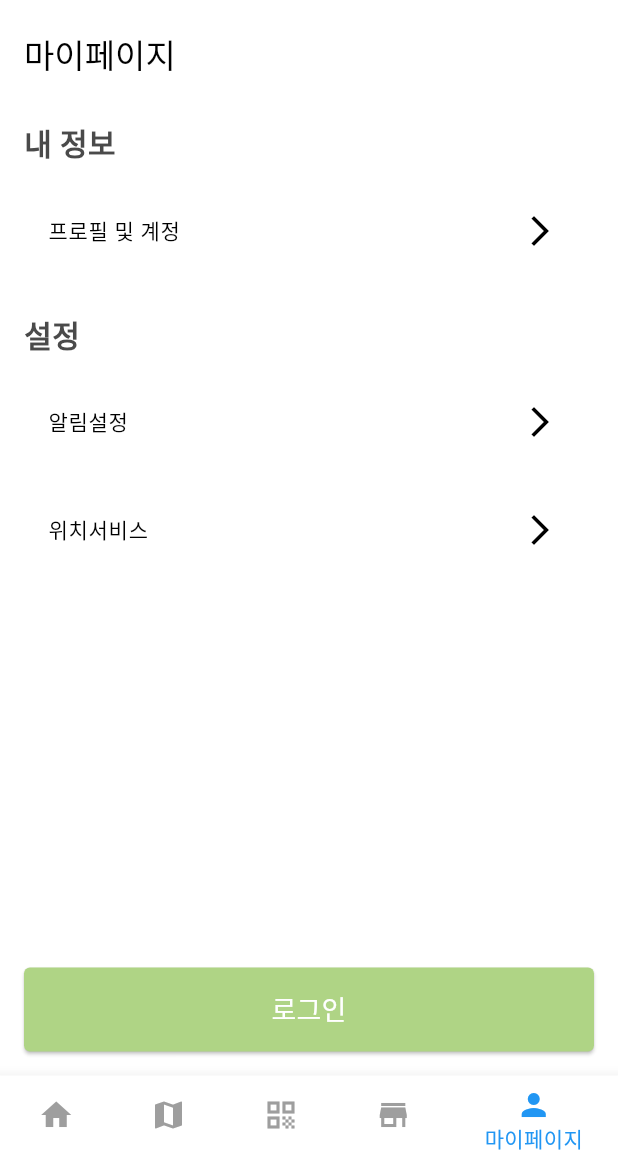
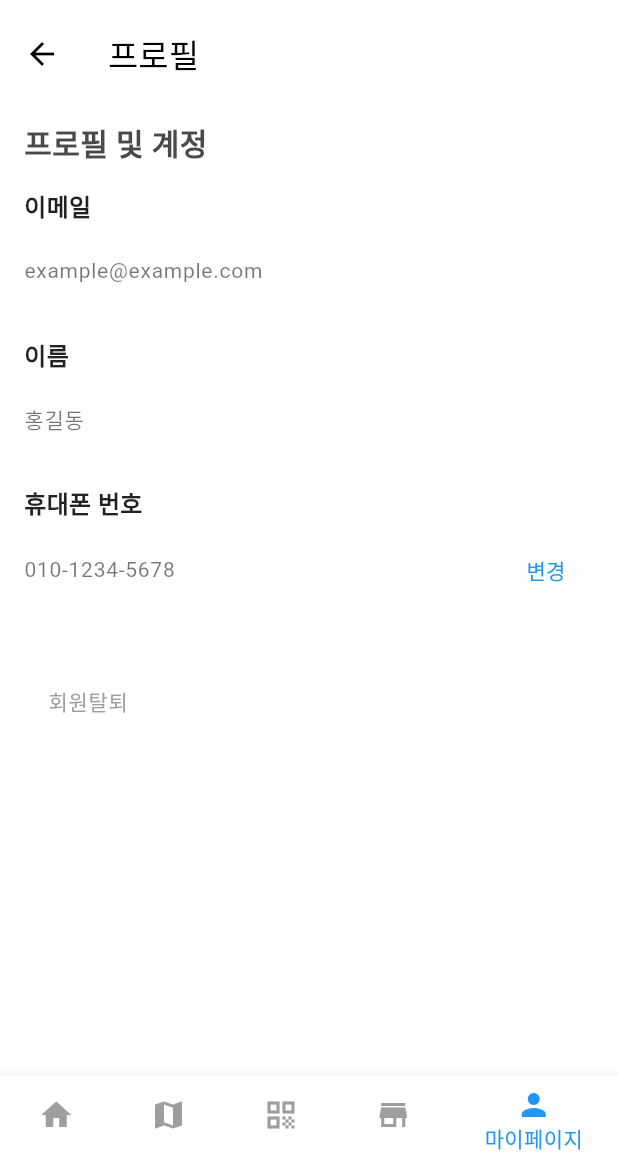
Before and after one commit to eun-young2/ShareWare, a Flutter app: the screen it shows after launch, item 5 of the bottom bar chosen, after a tap on "프로필 및 계정", on a phone screen of 412 x 824 dp, the part 72-1236 px from its top. Run offline on Flutter 3.47's test engine with Material 3 defaults, Android fonts, the phone set to English and light mode, and no system bars; our stand-ins replace flutter_dotenv, geolocator, image_picker, shared_preferences, webview_flutter; missing offline and left inert: flutter_vlc_player, kakaomap_webview; network calls fail.

```diff
--- a/Frontend/shareware/lib/my_page.dart
+++ b/Frontend/shareware/lib/my_page.dart
@@ -3,22 +3,43 @@ import 'package:provider/provider.dart';
 import 'login_page.dart';
 import 'providers/auth_provider.dart';
 
-class MyPage extends StatelessWidget {
+class MyPage extends StatefulWidget {
+  @override
+  _MyPageState createState() => _MyPageState();
+}
+
+class _MyPageState extends State<MyPage> {
+  bool showProfile = false;
+
   @override
   Widget build(BuildContext context) {
     final authProvider = Provider.of<AuthProvider>(context);
-    final double screenWidth = MediaQuery.of(context).size.width;
 
     return Scaffold(
       appBar: AppBar(
-        title: Text('마이페이지'),
+        title: Text(showProfile ? '프로필' : '마이페이지'),
+        leading: showProfile
+            ? IconButton(
+                icon: Icon(Icons.arrow_back),
+                onPressed: () {
+                  setState(() {
+                    showProfile = false;
+                  });
+                },
+              )
+            : null,
       ),
       body: Padding(
         padding: const EdgeInsets.all(16.0),
-        child: Column(
+        child: showProfile ? _buildProfileSection() : _buildMainSection(authProvider),
+      ),
+    );
+  }
+
+  Widget _buildMainSection(AuthProvider authProvider) {
+    return Column(
       crossAxisAlignment: CrossAxisAlignment.start,
       children: [
-            // 내 정보 섹션
         Text(
           '내 정보',
           style: TextStyle(fontSize: 20, fontWeight: FontWeight.bold),
@@ -28,12 +49,13 @@ class MyPage extends StatelessWidget {
           title: Text('프로필 및 계정'),
           trailing: Icon(Icons.arrow_forward_ios),
           onTap: () {
-                // 프로필 및 계정 페이지로 이동하는 기능 추가 가능
+            setState(() {
+              showProfile = true;
+            });
           },
         ),
         Divider(),
         SizedBox(height: 10),
-            // 설정 섹션
         Text(
           '설정',
           style: TextStyle(fontSize: 20, fontWeight: FontWeight.bold),
@@ -42,27 +64,22 @@ class MyPage extends StatelessWidget {
         ListTile(
           title: Text('알림설정'),
           trailing: Icon(Icons.arrow_forward_ios),
-              onTap: () {
-                // 알림 권한 허용/삭제 로직
-              },
+          onTap: () {},
         ),
         Divider(),
         ListTile(
           title: Text('위치서비스'),
           trailing: Icon(Icons.arrow_forward_ios),
-              onTap: () {
-                // 위치 접근 권한 허용/삭제 로직
-              },
+          onTap: () {},
         ),
         Divider(),
-            Spacer(), // 남은 공간을 차지하여 로그아웃 버튼을 하단에 고정
+        Spacer(),
         SizedBox(
-              width: double.infinity, // 버튼 가로 크기를 화면 가득 채움
+          width: double.infinity,
           child: ElevatedButton(
             onPressed: () {
               if (authProvider.isLoggedIn) {
-                    // 로그아웃 처리
-                    authProvider.logout(context); // AuthProvider로 로그아웃 처리
+                authProvider.logout(context);
               } else {
                 Navigator.pushReplacement(
                   context,
@@ -75,20 +92,75 @@ class MyPage extends StatelessWidget {
               style: TextStyle(fontSize: 18, color: Colors.white),
             ),
             style: ElevatedButton.styleFrom(
-                  padding: EdgeInsets.symmetric(vertical: 15.0), // 세로 여백
+              padding: EdgeInsets.symmetric(vertical: 15.0),
               shape: RoundedRectangleBorder(
                 borderRadius: BorderRadius.circular(4),
               ),
               backgroundColor: authProvider.isLoggedIn
                   ? Color(0xFF4A4A4A)
-                      : Color(0xFFAFD485), // 배경 색상
-                  foregroundColor: Colors.white, // 글씨 색상
+                  : Color(0xFFAFD485),
+              foregroundColor: Colors.white,
             ),
           ),
         ),
       ],
+    );
+  }
+
+  Widget _buildProfileSection() {
+    return Column(
+      crossAxisAlignment: CrossAxisAlignment.start,
+      children: [
+        Text(
+          '프로필 및 계정',
+          style: TextStyle(fontSize: 20, fontWeight: FontWeight.bold),
+        ),
+        Divider(),
+        _buildProfileItem('이메일', 'example@example.com'),
+        _buildProfileItem('이름', '홍길동'),
+        _buildProfileItem(
+          '휴대폰 번호',
+          '010-1234-5678',
+          trailing: TextButton(
+            onPressed: () {
+              // 휴대폰 번호 변경 로직 추가
+            },
+            child: Text('변경', style: TextStyle(color: Colors.blue)),
           ),
         ),
+        Divider(),
+        ListTile(
+          title: Text(
+            '회원탈퇴',
+            style: TextStyle(color: Colors.grey),
+          ),
+          onTap: () {
+            // 회원탈퇴 로직 추가
+          },
+        ),
+      ],
+    );
+  }
+
+  Widget _buildProfileItem(String title, String subtitle, {Widget? trailing}) {
+    return Column(
+      crossAxisAlignment: CrossAxisAlignment.start,
+      children: [
+        Text(
+          title,
+          style: TextStyle(fontSize: 16, fontWeight: FontWeight.bold, color: Colors.black87),
+        ),
+        SizedBox(height: 4),
+        ListTile(
+          contentPadding: EdgeInsets.zero,
+          title: Text(
+            subtitle,
+            style: TextStyle(fontSize: 14, color: Colors.black54),
+          ),
+          trailing: trailing,
+        ),
+        Divider(),
+      ],
     );
   }
 }
```
Also changed, not shown: Frontend/shareware/lib/payment_page.dart (+38 -32 lines), Frontend/shareware/assets/warehouse1.jpg, Frontend/shareware/assets/warehouse3.jpg, 1 other file. Lines whose indentation alone changed are shown as unchanged.
